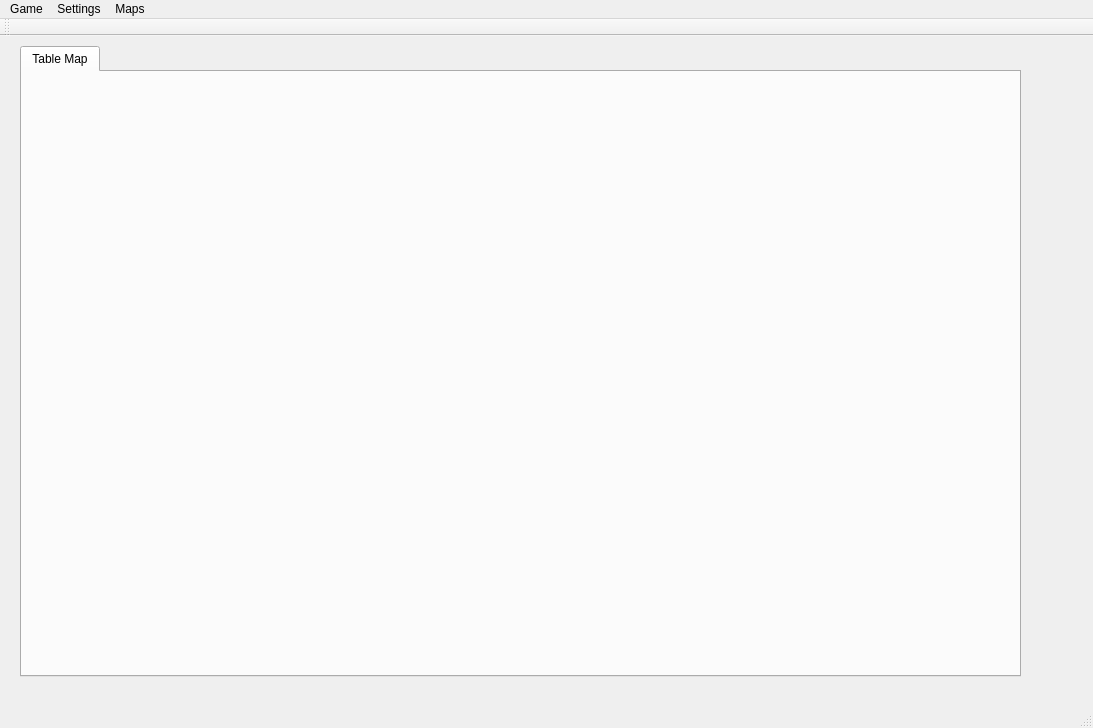
Qt form src/dm/forms/MainWindow.ui (guyvdb/Multi-Touch) before a commit.
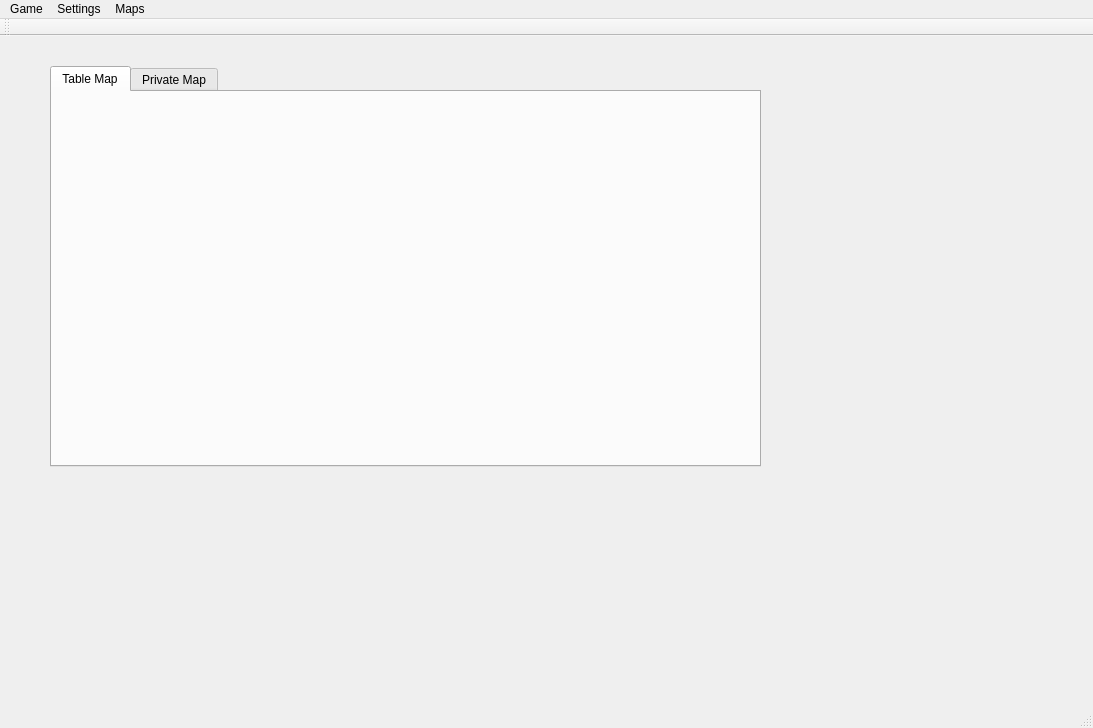
The same form after that commit.

```diff
--- a/src/dm/forms/MainWindow.ui
+++ b/src/dm/forms/MainWindow.ui
@@ -17,10 +17,10 @@
    <widget class="QTabWidget" name="tabs">
     <property name="geometry">
      <rect>
-      <x>20</x>
-      <y>10</y>
-      <width>1001</width>
-      <height>631</height>
+      <x>50</x>
+      <y>30</y>
+      <width>711</width>
+      <height>401</height>
      </rect>
     </property>
     <property name="currentIndex">
@@ -31,6 +31,11 @@
       <string>Table Map</string>
      </attribute>
     </widget>
+    <widget class="QWidget" name="tabPrivateMap">
+     <attribute name="title">
+      <string>Private Map</string>
+     </attribute>
+    </widget>
    </widget>
   </widget>
   <widget class="QMenuBar" name="menuBar">
```
Left out of the diff: 18 changed lines with no effect on the pictures.
